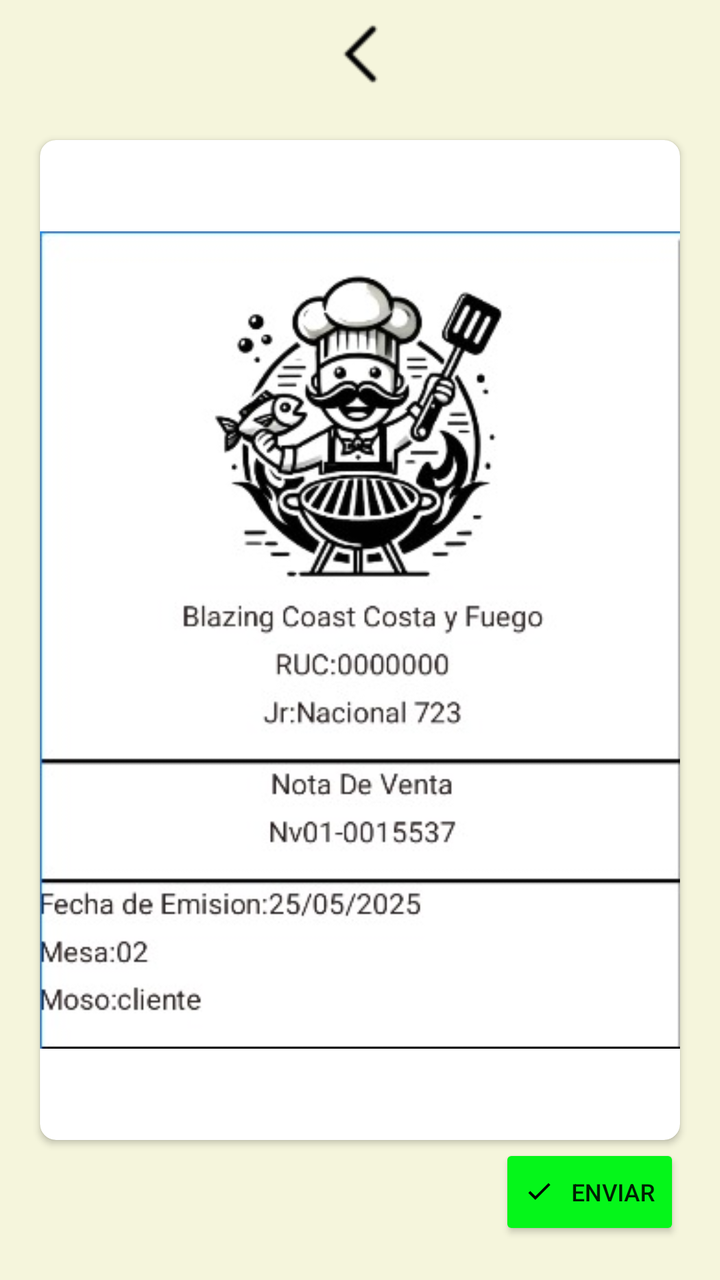
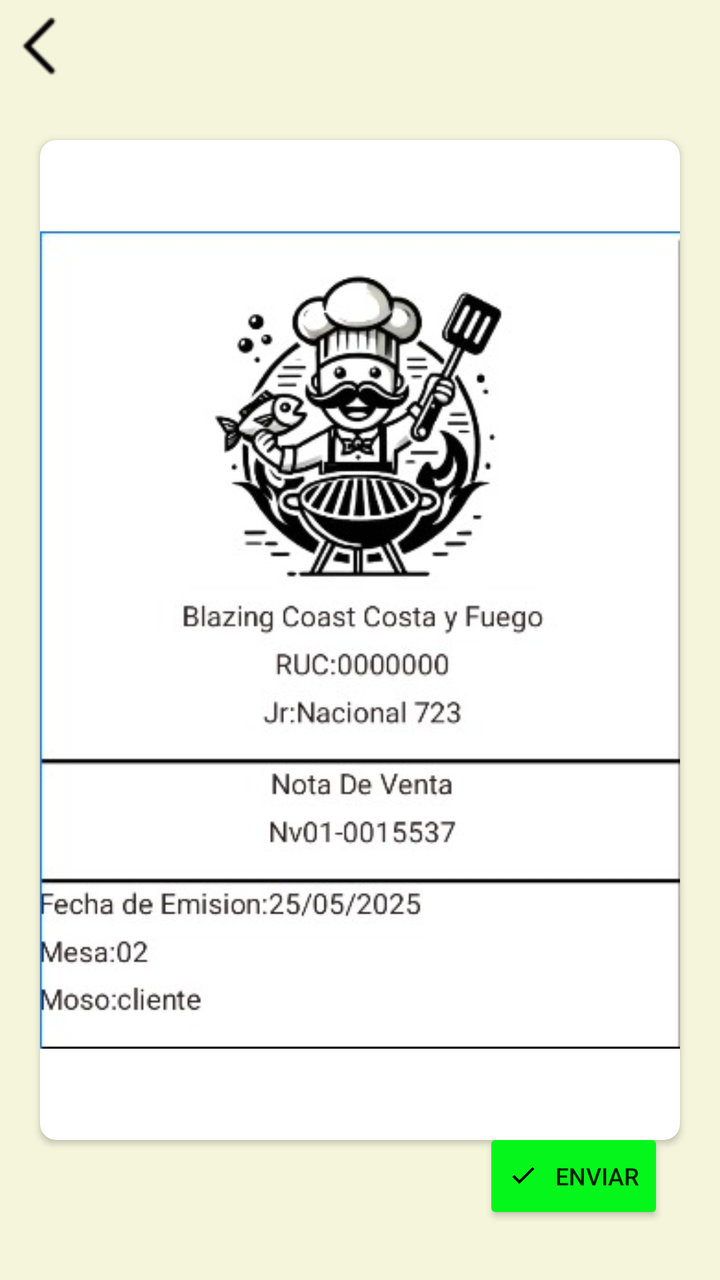

Two renders of the same Android screen: before a commit and after it. Below are the layout's source before the change and the commit's diff.
<!-- AndroidManifest.xml: application theme Theme.Practica_04 -->
<!-- res/layout/activity_8_factura.xml -->
<?xml version="1.0" encoding="utf-8"?>
<FrameLayout xmlns:android="http://schemas.android.com/apk/res/android"
    xmlns:app="http://schemas.android.com/apk/res-auto"
    android:layout_width="match_parent"
    android:layout_height="match_parent"
    android:background="#F5F5DC">

    
    <ImageButton
        android:id="@+id/btnBack"
        android:layout_width="match_parent"
        android:layout_height="wrap_content"
        android:background="@android:color/transparent"
        android:contentDescription="Volver"
        android:layout_marginVertical="12dp"
        android:src="@drawable/back_icon" />


    <androidx.cardview.widget.CardView
        android:layout_width="320dp"
        android:layout_height="500dp"
        android:layout_gravity="center"
        android:elevation="8dp"
        app:cardBackgroundColor="#FFFFFF"
        app:cardCornerRadius="8dp">

        <ImageView
            android:layout_width="match_parent"
            android:layout_height="match_parent"
            android:scaleType="fitCenter"
            android:src="@drawable/fondodecarta"
            android:contentDescription="Imagen principal" />
    </androidx.cardview.widget.CardView>


    <Button
        android:id="@+id/buttonEnviar"
        android:layout_width="wrap_content"
        android:layout_height="wrap_content"
        android:layout_gravity="bottom|end"
        android:layout_margin="20dp"
        android:backgroundTint="#05F61A"
        android:drawableLeft="@drawable/aspa"
        android:drawablePadding="8dp"
        android:text="Enviar"
        android:textSize="12sp" />

</FrameLayout>
<!-- resources referenced by this layout -->
<resources>
  <!-- drawable aspa (drawable) -->
  <?xml version="1.0" encoding="utf-8"?>
  <vector xmlns:android="http://schemas.android.com/apk/res/android"
      android:width="16dp"
      android:height="16dp"
      android:viewportWidth="24"
      android:viewportHeight="24">
      <path
          android:fillColor="#000000"
          android:pathData="M20.285,6.708l-11.24,11.24l-5.292-5.293l1.414-1.414l3.878,3.878l9.826-9.826L20.285,6.708z"/>
  </vector>
  <!-- drawable back_icon: png bitmap (drawable, 637 bytes) -->
  <!-- drawable fondodecarta: jpeg bitmap (drawable, 35211 bytes) -->
  <style name="Theme.Practica_04" parent="Theme.AppCompat.Light.NoActionBar" />
</resources>

<!-- the commit's change to res/layout/activity_8_factura.xml (unified diff, before → after) -->
@@ -3,17 +3,23 @@
     xmlns:app="http://schemas.android.com/apk/res-auto"
     android:layout_width="match_parent"
     android:layout_height="match_parent"
-    android:background="#F5F5DC">
+    android:background="#F5F5DC"
+    android:padding="8dp">
 
     
-    <ImageButton
-        android:id="@+id/btnBack"
+    <LinearLayout
         android:layout_width="match_parent"
         android:layout_height="wrap_content"
-        android:background="@android:color/transparent"
-        android:contentDescription="Volver"
-        android:layout_marginVertical="12dp"
-        android:src="@drawable/back_icon" />
+        android:gravity="start"
+        android:layout_marginBottom="8dp">
+
+        <ImageButton
+            android:id="@+id/btnBack"
+            android:layout_width="wrap_content"
+            android:layout_height="wrap_content"
+            android:background="@android:color/transparent"
+            android:src="@drawable/back_icon"/>
+    </LinearLayout>
 
 
     <androidx.cardview.widget.CardView
@@ -27,9 +33,9 @@
         <ImageView
             android:layout_width="match_parent"
             android:layout_height="match_parent"
+            android:contentDescription="Imagen principal"
             android:scaleType="fitCenter"
-            android:src="@drawable/fondodecarta"
-            android:contentDescription="Imagen principal" />
+            android:src="@drawable/fondodecarta" />
     </androidx.cardview.widget.CardView>
 
 
